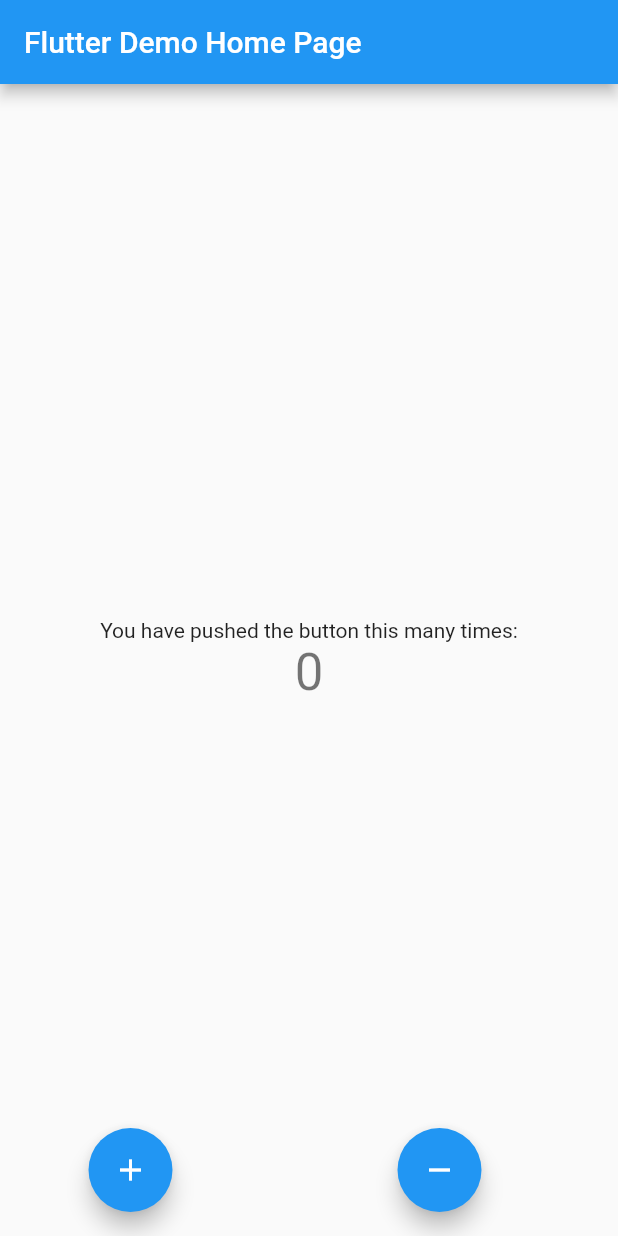
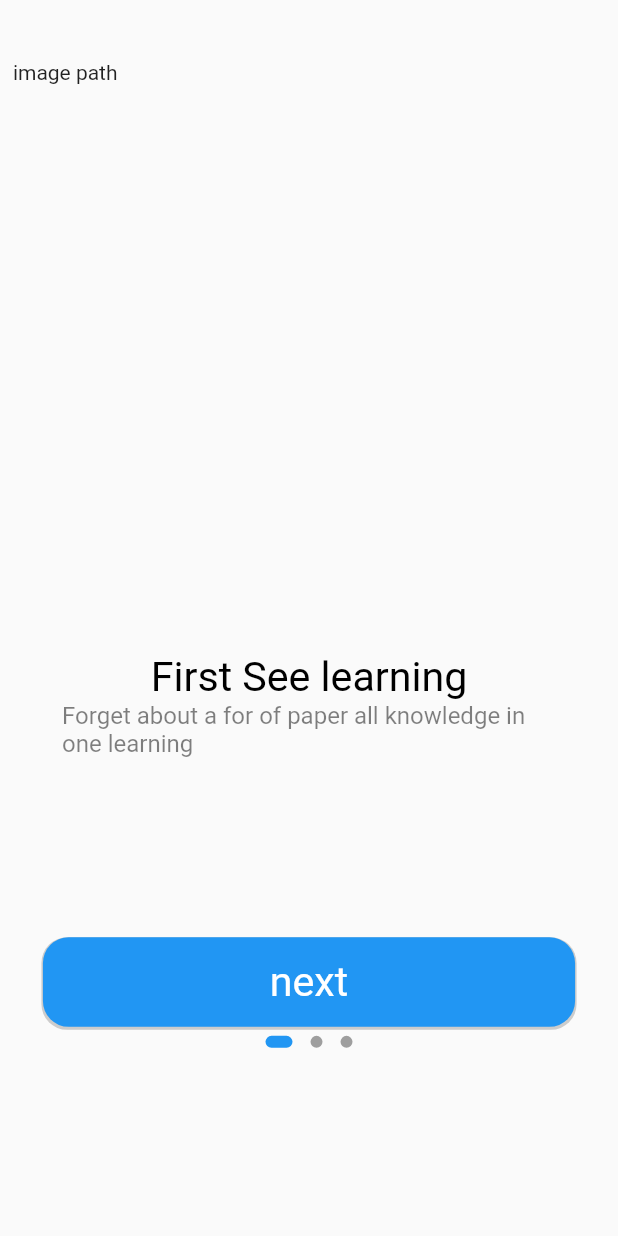
Before and after one commit to AUNG533/bloc_ulearnig_app, a Flutter app: the screen it shows after launch, on a phone screen of 412 x 824 dp. Run offline on Flutter 3.47's test engine with Material 2 defaults, Android fonts, the light colour scheme and no system bars; drawn by our look-alikes of dots_indicator; our stand-ins replace flutter_bloc, flutter_screenutil.

Commit message:
welcome bloc

```diff
--- a/lib/main.dart
+++ b/lib/main.dart
@@ -1,8 +1,11 @@
 import 'package:flutter/material.dart';
 import 'package:flutter_bloc/flutter_bloc.dart';
+import 'package:flutter_screenutil/flutter_screenutil.dart';
 import 'package:ulearning_app/app_bolcs.dart';
 import 'package:ulearning_app/app_events.dart';
 import 'package:ulearning_app/app_states.dart';
+import 'package:ulearning_app/pages/welcome/bloc/welcome_bloc.dart';
+import 'package:ulearning_app/pages/welcome/welcome.dart';
 
 void main() {
   runApp(const MyApp());
@@ -14,15 +17,13 @@
   @override
   Widget build(BuildContext context) {
     return BlocProvider(
-      create: (context) => AppBlocs(),
-      child: MaterialApp(
-        debugShowCheckedModeBanner: false,
-        title: 'Flutter Demo',
-        theme: ThemeData(
-          primarySwatch: Colors.blue,
+      create: (context) => WelcomeBloc(),
+      child: ScreenUtilInit(
+        builder: (context, child) => const MaterialApp(
+          debugShowCheckedModeBanner: false,
+          home: const Welcome(),
         ),
-        home: const MyHomePage(),
-      ),
+      )
     );
   }
 }
--- /dev/null
+++ b/lib/pages/welcome/bloc/welcome_bloc.dart
@@ -0,0 +1,11 @@
+import 'package:flutter_bloc/flutter_bloc.dart';
+import 'package:ulearning_app/pages/welcome/bloc/welcome_events.dart';
+import 'package:ulearning_app/pages/welcome/bloc/welcome_states.dart';
+
+class WelcomeBloc extends Bloc<WelcomeEvent, WelcomeState>{
+  WelcomeBloc(): super(WelcomeState()){
+    on<WelcomeEvent>((event, emit) {
+      emit(WelcomeState(page: state.page));
+    });
+  }
+}
--- /dev/null
+++ b/lib/pages/welcome/bloc/welcome_events.dart
@@ -0,0 +1 @@
+class WelcomeEvent{}
--- /dev/null
+++ b/lib/pages/welcome/bloc/welcome_states.dart
@@ -0,0 +1,4 @@
+class WelcomeState {
+  int page;
+  WelcomeState({this.page = 0});
+}
--- /dev/null
+++ b/lib/pages/welcome/welcome.dart
@@ -0,0 +1,150 @@
+import 'package:flutter/material.dart';
+import 'package:flutter_bloc/flutter_bloc.dart';
+import 'package:flutter_screenutil/flutter_screenutil.dart';
+import 'package:dots_indicator/dots_indicator.dart';
+import 'package:ulearning_app/pages/welcome/bloc/welcome_bloc.dart';
+import 'package:ulearning_app/pages/welcome/bloc/welcome_events.dart';
+import 'package:ulearning_app/pages/welcome/bloc/welcome_states.dart';
+
+class Welcome extends StatefulWidget {
+  const Welcome({super.key});
+
+  @override
+  State<Welcome> createState() => _WelcomeState();
+}
+
+class _WelcomeState extends State<Welcome> {
+  @override
+  Widget build(BuildContext context) {
+    return Container(
+      color: Colors.white,
+      child: Scaffold(
+        body: BlocBuilder<WelcomeBloc, WelcomeState>(
+          builder: (context, state) {
+            return Container(
+              margin: EdgeInsets.only(top: 34.h),
+              width: 375.w,
+              child: Stack(
+                alignment: Alignment.topCenter,
+                children: [
+                  PageView(
+                    onPageChanged: (index){
+                      state.page = index;
+                      BlocProvider.of<WelcomeBloc>(context).add(WelcomeEvent());
+                      print("index value is ${index}");
+                    },
+                    children: [
+                      _page(
+                        1,
+                        context,
+                        "next",
+                        "First See learning",
+                        "Forget about a for of paper all knowledge in one learning",
+                        "image path",
+                      ),
+                      _page(
+                        2,
+                        context,
+                        "next",
+                        "Connect With Everyone",
+                        "Always keep in touch with your & friend. Let's get connected",
+                        "image path",
+                      ),
+                      _page(
+                        3,
+                        context,
+                        "get started",
+                        "Always Fascinated Learning",
+                        "Anywhere, anytime. The time is at our discrtion so study whenver you want",
+                        "image path",
+                      ),
+                    ],
+                  ),
+                  Positioned(
+                    bottom: 100.h,
+                    child: DotsIndicator(
+                      position: state.page.toInt(),
+                      dotsCount: 3,
+                      mainAxisAlignment: MainAxisAlignment.center,
+                      decorator: DotsDecorator(
+                          color: Colors.grey,
+                          activeColor: Colors.blue,
+                          size: const Size.square(8.0),
+                          activeSize: const Size(18.0, 8.0),
+                          activeShape: RoundedRectangleBorder(
+                              borderRadius: BorderRadius.circular(5.0)
+                          )
+                      ),
+                    ),
+                  ),
+                ],
+              ),
+            );
+          },
+        ),
+      ),
+    );
+  }
+
+  Widget _page(int index, BuildContext context, String buttonName, String title,
+      String subTitle, String imagePath) {
+    return Column(
+      children: [
+        SizedBox(
+          width: 345.w,
+          height: 345.w,
+          child: Text(
+            imagePath,
+          ),
+        ),
+        Container(
+          child: Text(
+            title,
+            style: TextStyle(
+              color: Colors.black,
+              fontSize: 24.sp,
+              fontWeight: FontWeight.normal,
+            ),
+          ),
+        ),
+        Container(
+          width: 375,
+          padding: EdgeInsets.only(left: 20.w, right: 20.w),
+          child: Text(
+            subTitle,
+            style: TextStyle(
+              color: Colors.black.withOpacity(0.5),
+              fontSize: 14.sp,
+              fontWeight: FontWeight.normal,
+            ),
+          ),
+        ),
+        Container(
+          margin: EdgeInsets.only(top: 100.h, left: 25.w, right: 25.w),
+          width: 325.w,
+          height: 50.h,
+          decoration: BoxDecoration(
+              color: Colors.blue,
+              borderRadius: BorderRadius.all(Radius.circular(15.w)),
+              boxShadow: [
+                BoxShadow(
+                  color: Colors.grey.withOpacity(0.5),
+                  spreadRadius: 1,
+                  offset: Offset(0, 1),
+                )
+              ]),
+          child: Center(
+            child: Text(
+              buttonName,
+              style: TextStyle(
+                color: Colors.white,
+                fontSize: 24.sp,
+                fontWeight: FontWeight.normal,
+              ),
+            ),
+          ),
+        ),
+      ],
+    );
+  }
+}
--- a/pubspec.yaml
+++ b/pubspec.yaml
@@ -36,6 +36,8 @@
   # Use with the CupertinoIcons class for iOS style icons.
   cupertino_icons: ^1.0.5
   flutter_bloc: ^8.1.3
+  flutter_screenutil:
+  dots_indicator:
 
 dev_dependencies:
   flutter_test:
```
Also changed, not shown: pubspec.lock.
